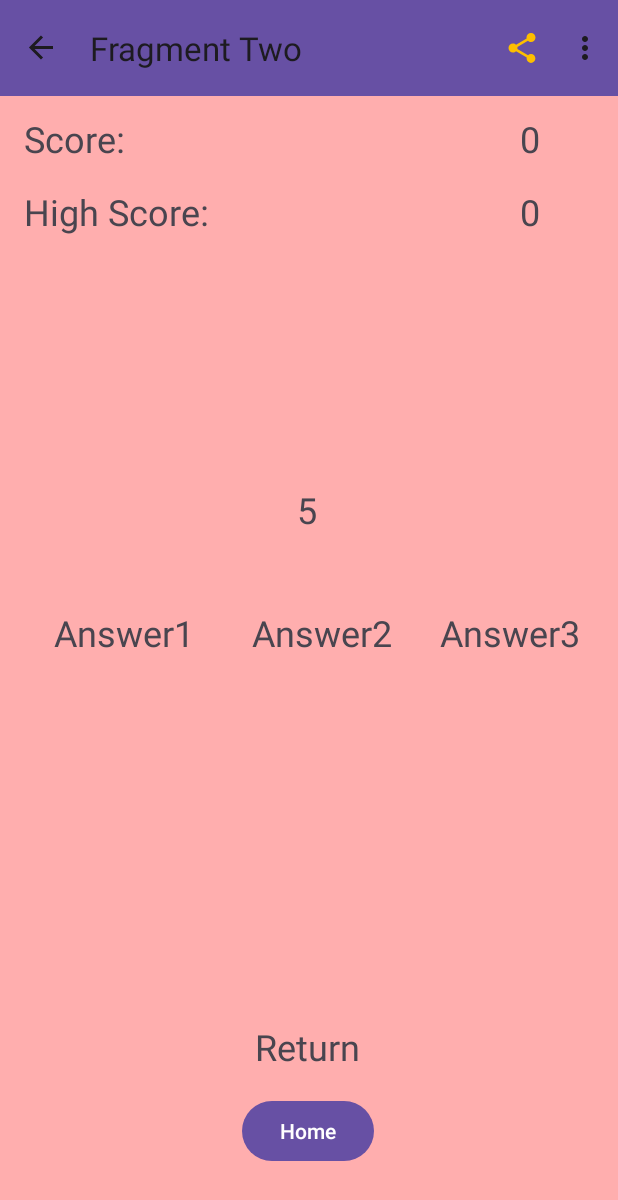
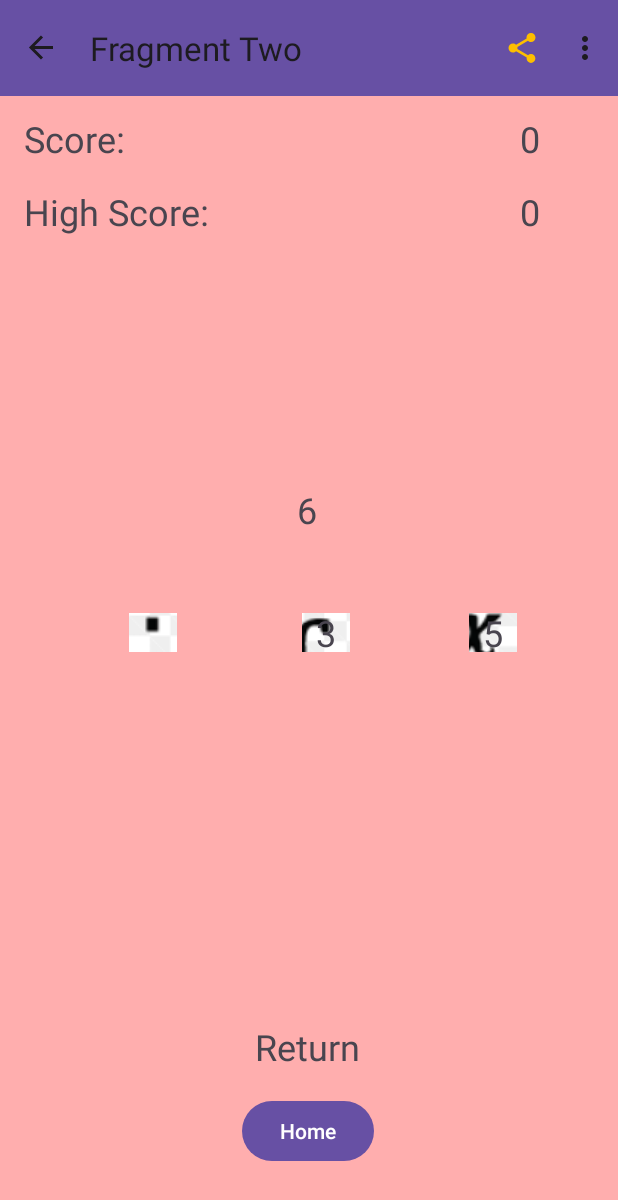
Before and after one commit to michaelwang18/KotlinMathGame, an Android app: the SecondFragment screen opened through its navigation route, on a phone screen of 412 x 824 dp. Shown: the top 1200 px of the screen. Run offline under Robolectric (Android 15) with nearby library versions, the phone set to English and light mode, and no system bars; our stand-ins replace navigation-ui; 2 statements that could not run were skipped.

Commit message:
Check For Question game working

```diff
--- a/app/build.gradle.kts
+++ b/app/build.gradle.kts
@@ -33,6 +33,16 @@ android {
     kotlinOptions {
         jvmTarget = "1.8"
     }
+    sourceSets {
+        getByName("main") {
+            assets {
+                srcDirs("src\\main\\assets", "src\\main\\assets",
+                    "src\\main\\assets",
+                    "src\\main\\assets\\standardTrig"
+                )
+            }
+        }
+    }
 }
 
 dependencies {
--- a/app/src/main/java/com/example/myapplication/SecondFragment.kt
+++ b/app/src/main/java/com/example/myapplication/SecondFragment.kt
@@ -1,19 +1,22 @@
 package com.example.myapplication
 
 import android.os.Bundle
+import android.provider.ContactsContract.CommonDataKinds.Im
 import android.util.Log
 import androidx.fragment.app.Fragment
 import android.view.LayoutInflater
 import android.view.View
 import android.view.ViewGroup
 import android.widget.Button
+import android.widget.ImageView
 import android.widget.TextView
 import androidx.drawerlayout.widget.DrawerLayout
 import androidx.navigation.NavController
 import androidx.navigation.NavDestination
 import androidx.navigation.findNavController
+import org.w3c.dom.Text
 
-class SecondFragment : Fragment(), NavController.OnDestinationChangedListener  {
+class SecondFragment : Fragment() {
 
     private lateinit var textView: TextView
     private lateinit var question: TextView
@@ -22,8 +25,17 @@ class SecondFragment : Fragment(), NavController.OnDestinationChangedListener  {
     private lateinit var answer1: TextView
     private lateinit var answer2: TextView
     private lateinit var answer3: TextView
+    private lateinit var AD1: ImageView
+    private lateinit var AD2: ImageView
+    private lateinit var AD3: ImageView
+    private lateinit var questionImage: ImageView
+
     private var allQuestions: Array<String> = arrayOf("1","2","3","4","5","6")
+
+    private var allQImage: Array<String> = arrayOf("1","2","3","4","5","6")
     private var allAnswers: Array<String> = arrayOf("1","2","3","4","5","6")
+    private var allAImage: Array<String> = arrayOf("1","2","3","4","5","6")
+    private var answers: Array<Int> = arrayOf(1,2,3)
     private var currentScore = 0
     private var highScore = 0
     private var questionID = -1
@@ -37,11 +49,13 @@ class SecondFragment : Fragment(), NavController.OnDestinationChangedListener  {
         val view: View = inflater.inflate(R.layout.fragment_second, container, false)
         textView = view.findViewById(R.id.textview_fragment2)
         question = view.findViewById(R.id.question)
-        answer1 = view.findViewById(R.id.answer1)
-        answer2 = view.findViewById(R.id.answer2)
-        answer3 = view.findViewById(R.id.answer3)
+
+        answer1 = view.findViewById(R.id.answer1);  answer2 = view.findViewById(R.id.answer2);  answer3 = view.findViewById(R.id.answer3)
+        AD1 = view.findViewById(R.id.ADis1);        AD2 = view.findViewById(R.id.ADis2);        AD3 = view.findViewById(R.id.ADis3)
+        AD1.scaleType = ImageView.ScaleType.CENTER; AD2.scaleType = ImageView.ScaleType.CENTER; AD3.scaleType = ImageView.ScaleType.CENTER
         score = view.findViewById(R.id.score)
-        maxScore = view.findViewById(R.id.maxScore)
+
+        maxScore = view.findViewById(R.id.maxScore) //Takes from main activity, Single Source of Truth Thingy
         val activity: MainActivity = context as MainActivity
         highScore = activity.getHighScore2()
         return view
@@ -74,15 +88,16 @@ class SecondFragment : Fragment(), NavController.OnDestinationChangedListener  {
 
         question.setOnClickListener{
             changeQuestion()
-            chooseAnswer(questionID)
+
+           // chooseAnswer(questionID) //Temp to Test
         }
 
-
-
-
-
-
-
+        AD1.setOnClickListener{ chooseAnswer(1) }
+        AD2.setOnClickListener{ chooseAnswer(2) }
+        AD3.setOnClickListener{ chooseAnswer(3) }
+       // answer1.setOnClickListener{ chooseAnswer(1) }
+        //answer2.setOnClickListener{ chooseAnswer(2) }
+        //answer3.setOnClickListener{ chooseAnswer(3) }
 
 
 
@@ -99,13 +114,76 @@ class SecondFragment : Fragment(), NavController.OnDestinationChangedListener  {
 
     }
 
+
+
+
     fun changeQuestion(){
+        var tempList = allQuestions
         var currentQuestion = (Math.random() * 6).toInt()
         questionID = currentQuestion
         Log.i("SecondFragment", currentQuestion.toString())
+        question.text = allQuestions[currentQuestion]
+        //Change the answer:
 
-        question.text = allQuestions[currentQuestion]
+
+        answers[0] = questionID.toInt()
+        answers[1] = (Math.random() * 6).toInt()
+        answers[2] = (Math.random() * 6).toInt()
+        while (answers[0] == answers[1] || answers[0] == answers[2] || answers[1] == answers[2]){
+            answers[1] = (Math.random() * 6).toInt()
+            answers[2] = (Math.random() * 6).toInt()
+        }
+        answers.shuffle()
+        setImages()
+        var displays: Array<TextView> = arrayOf(answer1,answer2,answer3)
+        for (nums in 0..2){
+            displays[nums].text = answers[nums].toString()
+            //make Actual images
+
+        }
+
+
     }
+
+
+    fun setImages(){
+        //Need to make question Image
+        var answerImages: Array<ImageView> = arrayOf(AD1,AD2,AD3)
+        questionImage.setImageResource(R.drawable.lego_computer)//Test
+
+        if (questionID == 1){ questionImage.setImageResource(R.drawable.q1) }
+        if (questionID == 2){ questionImage.setImageResource(R.drawable.q2) }
+        if (questionID == 3){ questionImage.setImageResource(R.drawable.q3) }
+        if (questionID == 4){ questionImage.setImageResource(R.drawable.q4) }
+        if (questionID == 5){ questionImage.setImageResource(R.drawable.q5) }
+        if (questionID == 6){ questionImage.setImageResource(R.drawable.q6) }
+
+
+        for(nums in 0..2){
+            answerImages[nums].setImageResource(R.drawable.lego_computer)//Test
+
+            if (answers[nums] == 1){ answerImages[nums].setImageResource(R.drawable.a1) }
+            if (answers[nums] == 2){ answerImages[nums].setImageResource(R.drawable.a2) }
+            if (answers[nums] == 3){ answerImages[nums].setImageResource(R.drawable.a3) }
+            if (answers[nums] == 4){ answerImages[nums].setImageResource(R.drawable.a4) }
+            if (answers[nums] == 5){ answerImages[nums].setImageResource(R.drawable.a5) }
+            if (answers[nums] == 6){ answerImages[nums].setImageResource(R.drawable.a6) }
+        }
+
+
+
+
+
+
+        // TODO:  run through the answer list and set the corresponding imageViews to the right picture
+        //SRC is a string which uhh yea you can cook
+
+
+
+    }
+
+
+
 
     fun chooseAnswer(answerIndex: Int){
         if (answerIndex == questionID){
@@ -114,7 +192,7 @@ class SecondFragment : Fragment(), NavController.OnDestinationChangedListener  {
         {
             currentScore = 0;
         }
-
+        changeQuestion()
 
     }
 
@@ -131,21 +209,6 @@ class SecondFragment : Fragment(), NavController.OnDestinationChangedListener  {
 
 
 
-
-
-
-
-
-
-
-    override fun onDestinationChanged(   //dont think it works
-        controller: NavController,
-        destination: NavDestination,
-        arguments: Bundle?
-    ) {
-        Log.i("Second Frag","Hi")
-    }
-
     override fun onResume() {
         super.onResume()
         (activity as MainActivity).assignShareMessage(textView.text.toString())
--- a/app/src/main/res/layout/fragment_second.xml
+++ b/app/src/main/res/layout/fragment_second.xml
@@ -77,6 +77,34 @@
         app:layout_constraintTop_toTopOf="@+id/answer2"
         app:layout_constraintVertical_bias="0.397" />
 
+    <ImageView
+        android:id="@+id/ADis1"
+        android:layout_width="32dp"
+        android:layout_height="26dp"
+        app:layout_constraintBottom_toBottomOf="@+id/answer1"
+        app:layout_constraintEnd_toEndOf="@+id/answer1"
+        app:layout_constraintStart_toStartOf="@+id/answer1"
+        app:layout_constraintTop_toTopOf="@+id/answer1" />
+
+    <ImageView
+        android:id="@+id/ADis2"
+        android:layout_width="32dp"
+        android:layout_height="26dp"
+        app:layout_constraintBottom_toBottomOf="@+id/answer2"
+        app:layout_constraintEnd_toEndOf="@+id/answer2"
+        app:layout_constraintStart_toStartOf="@+id/answer2"
+        app:layout_constraintTop_toTopOf="@+id/answer2" />
+
+    <ImageView
+        android:id="@+id/ADis3"
+        android:layout_width="32dp"
+        android:layout_height="26dp"
+        app:layout_constraintBottom_toBottomOf="@+id/answer3"
+        app:layout_constraintEnd_toEndOf="@+id/answer3"
+        app:layout_constraintStart_toStartOf="@+id/answer3"
+        app:layout_constraintTop_toTopOf="@+id/answer3" />
+
+
     <TextView
         android:id="@+id/answer2"
         android:layout_width="wrap_content"
```
Also changed, not shown: app/src/main/res/drawable/a1.png (added), app/src/main/res/drawable/a2.png (added), app/src/main/res/drawable/a3.png (added), app/src/main/res/drawable/a4.png (added), app/src/main/res/drawable/a5.png (added), app/src/main/res/drawable/a6.png (added), app/src/main/res/drawable/q1.png (added), app/src/main/res/drawable/q2.png (added), app/src/main/res/drawable/q3.png (added), app/src/main/res/drawable/q4.png (added), app/src/main/res/drawable/q5.png (added), app/src/main/res/drawable/q6.png (added).
